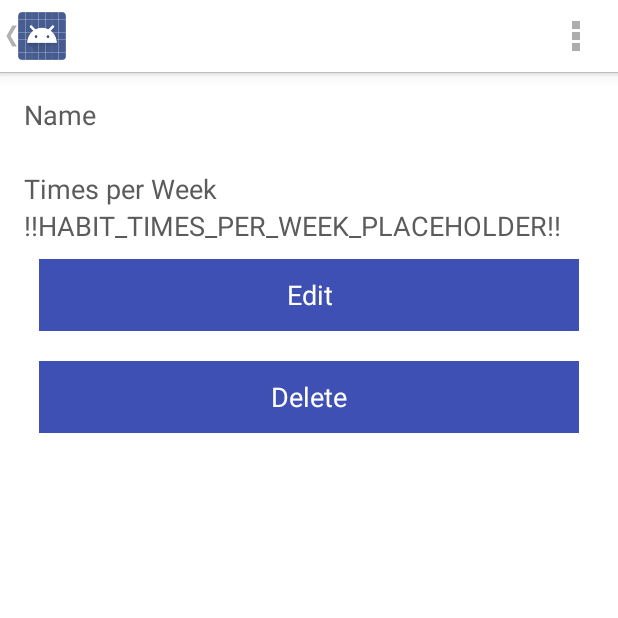
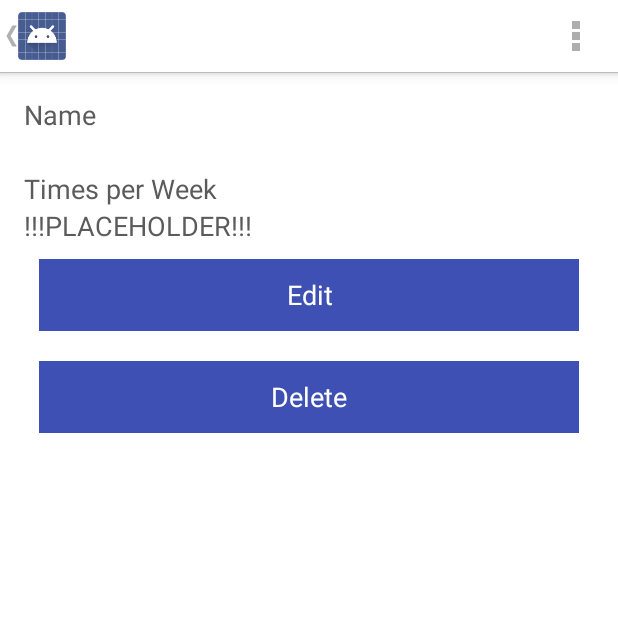
Before and after one commit to javonharper/familiar, an Android app: the HabitShowActivity screen opened directly, with no data from a screen before it, on a phone screen of 412 x 824 dp, the top half of it. Run offline under Robolectric (Android 15) with nearby library versions, the phone set to English and light mode, and no system bars; 4 statements that could not run were skipped.

Commit message:
Use placeholder string resource

```diff
--- a/app/src/main/res/layout/activity_habit_show.xml
+++ b/app/src/main/res/layout/activity_habit_show.xml
@@ -31,7 +31,7 @@
             android:layout_width="wrap_content"
             android:layout_height="wrap_content"
             android:textSize="@dimen/text_size"
-            android:text="!!HABIT_NAME_PLACEHOLDER!!"
+            android:text="@string/placeholder"
             android:textColor="@color/text_color"/>
     </LinearLayout>
 
@@ -56,7 +56,7 @@
             android:layout_width="wrap_content"
             android:layout_height="wrap_content"
             android:textSize="@dimen/text_size"
-            android:text="!!HABIT_TIMES_PER_WEEK_PLACEHOLDER!!"
+            android:text="@string/placeholder"
             android:textColor="@color/text_color"/>
     </LinearLayout>
 
--- a/app/src/main/res/layout/habit_list_item.xml
+++ b/app/src/main/res/layout/habit_list_item.xml
@@ -15,7 +15,7 @@
         android:layout_height="wrap_content"
         android:textColor="@color/text_color"
         android:textSize="@dimen/text_size"
-        android:text="!!!HABIT NAME PLACEHOLDER!!!"
+        android:text="@string/placeholder"
         />
 
     <TextView
@@ -25,5 +25,5 @@
         android:textColor="@color/text_color"
         android:textSize="@dimen/text_size"
         android:layout_gravity="right"
-        android:text="!!!HABIT TIMES_PER_DURATION PLACEHOLDER!!!"/>
+        android:text="@string/placeholder"/>
 </LinearLayout>
--- a/app/src/main/res/values/strings.xml
+++ b/app/src/main/res/values/strings.xml
@@ -15,5 +15,6 @@
     <string name="done">Done</string>
     <string name="cancel">Cancel</string>
     <string name="times_per_week">Times per Week</string>
+    <string name="placeholder">!!!PLACEHOLDER!!!</string>
 
 </resources>
```
